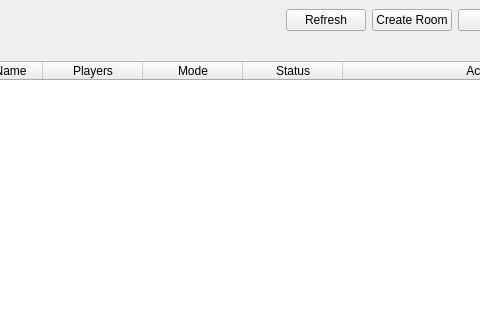
This is client/src/ui/LobbyWindow.ui in ToJupiter/NetworkProgramming as Qt 5 draws it before an edit; both pictures show x 167 to 647 and y 0 to 320 of the 800 by 600 pixel window. The edited form follows.
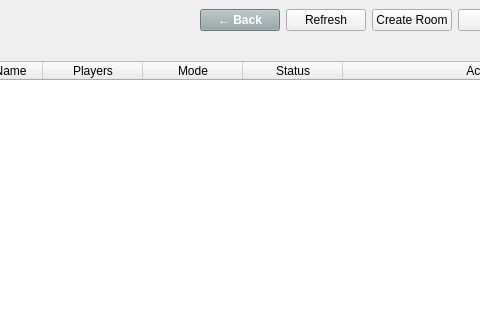
This is the edited form.

Commit message: Fix bug & add part 11: Fix replay, add Leave Room button. Add README.

Patch:
```diff
--- a/client/src/ui/LobbyWindow.ui
+++ b/client/src/ui/LobbyWindow.ui
@@ -44,6 +44,19 @@
         </property>
        </spacer>
       </item>
+      <item>
+       <widget class="QPushButton" name="btnBack">
+        <property name="text">
+         <string>← Back</string>
+        </property>
+        <property name="styleSheet">
+         <string notr="true">background:#95a5a6; color:white; font-weight:bold;</string>
+        </property>
+        <property name="minimumWidth">
+         <number>100</number>
+        </property>
+       </widget>
+      </item>
       <item>
        <widget class="QPushButton" name="btnRefresh">
         <property name="text">
```
The commit also changes 10 other files.
